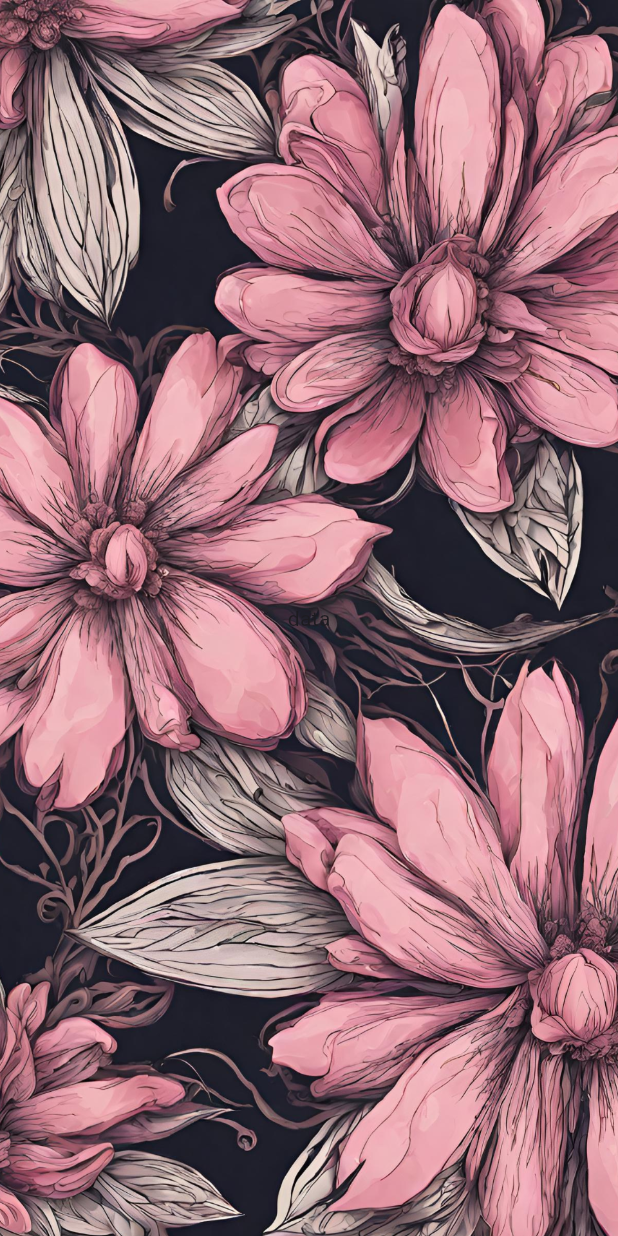
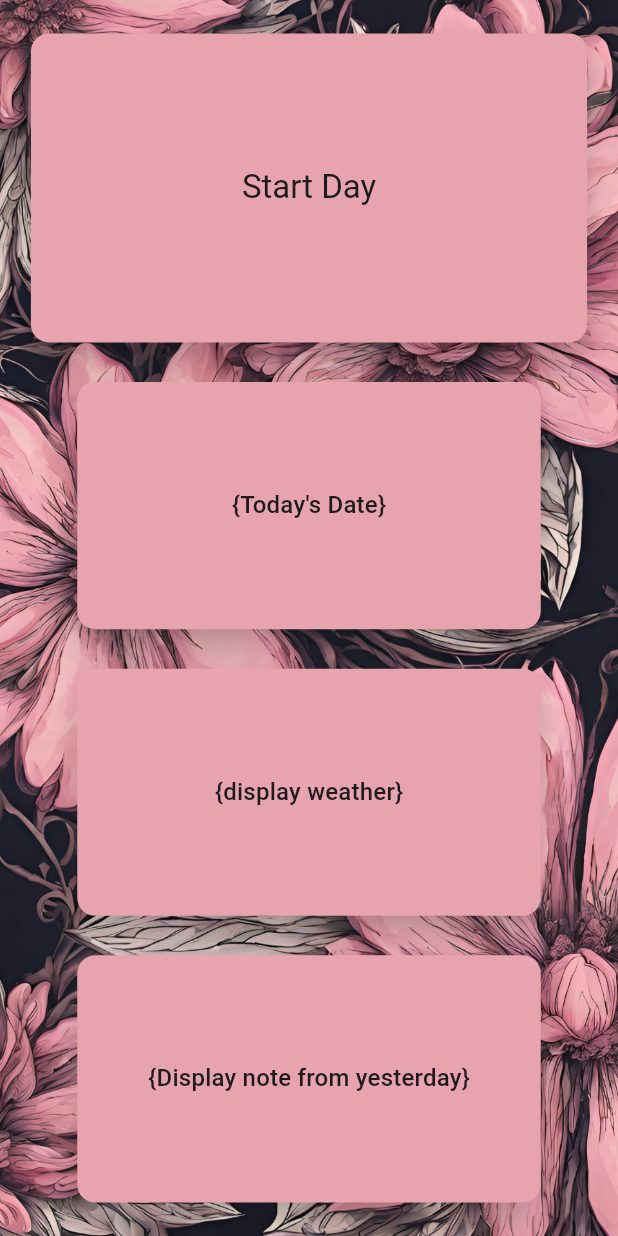
Before and after one commit to Hayley-Smith/lattice, a Flutter app: the screen it shows after launch, on a phone screen of 412 x 824 dp. Run offline on Flutter 3.47's test engine with Material 3 defaults, Android fonts, the phone set to English and light mode, and no system bars; our stand-ins replace firebase_core; accounts and stored records are empty; generated files the repository leaves out were written again.

Commit message:
added basic layout to homepage

```diff
--- a/lib/UI/homepage.dart
+++ b/lib/UI/homepage.dart
@@ -1,4 +1,8 @@
 import 'package:flutter/material.dart';
+import 'package:lattice/UI/widgets/date_card.dart';
+import 'package:lattice/UI/widgets/note_from_yesterday.dart';
+import 'package:lattice/UI/widgets/start_day_button.dart';
+import 'package:lattice/UI/widgets/weather_card.dart';
 
 class Homepage extends StatefulWidget {
   const Homepage({super.key});
@@ -18,7 +22,17 @@ class _HomepageState extends State<Homepage> {
             fit: BoxFit.cover,
           ),
         ),
-        child: Center(child: const Text("data")),
+        child: const Center(
+          child: Column(
+            mainAxisAlignment: MainAxisAlignment.spaceEvenly,
+            children: [
+              StartDayButton(),
+              DateCard(),
+              WeatherCard(),
+              NoteFromYesterdayCard(),
+            ],
+          ),
+        ),
       ),
     );
   }
--- /dev/null
+++ b/lib/UI/widgets/date_card.dart
@@ -0,0 +1,28 @@
+import 'package:flutter/material.dart';
+
+class DateCard extends StatelessWidget {
+  const DateCard({
+    super.key,
+  });
+
+  @override
+  Widget build(BuildContext context) {
+    return InkWell(
+      child: Card(
+        elevation: 10,
+        shadowColor: Colors.black87,
+        color: Theme.of(context).cardColor,
+        child: SizedBox(
+          height: MediaQuery.of(context).size.height * .2,
+          width: MediaQuery.of(context).size.width * .75,
+          child: Center(
+            child: Padding(
+              padding: const EdgeInsets.all(8.0),
+              child: Text("{Today's Date}",style: Theme.of(context).textTheme.titleMedium,),
+            ),
+          ),
+        ),
+      ),
+    );
+  }
+}
--- /dev/null
+++ b/lib/UI/widgets/note_from_yesterday.dart
@@ -0,0 +1,28 @@
+import 'package:flutter/material.dart';
+
+class NoteFromYesterdayCard extends StatelessWidget {
+  const NoteFromYesterdayCard({
+    super.key,
+  });
+
+  @override
+  Widget build(BuildContext context) {
+    return  InkWell(
+      child: Card(
+        elevation: 10,
+        shadowColor: Colors.black87,
+        color: Theme.of(context).cardColor,
+        child: SizedBox(
+          height: MediaQuery.of(context).size.height * .2,
+          width: MediaQuery.of(context).size.width * .75,
+          child: Center(
+            child: Padding(
+              padding: const EdgeInsets.all(8.0),
+              child: Text("{Display note from yesterday}",style: Theme.of(context).textTheme.titleMedium,),
+            ),
+          ),
+        ),
+      ),
+    );
+  }
+}
--- /dev/null
+++ b/lib/UI/widgets/start_day_button.dart
@@ -0,0 +1,28 @@
+import 'package:flutter/material.dart';
+
+class StartDayButton extends StatelessWidget {
+  const StartDayButton({
+    super.key,
+  });
+
+  @override
+  Widget build(BuildContext context) {
+    return InkWell(
+      child: Card(
+        elevation: 10,
+        shadowColor: Colors.black87,
+        color: Theme.of(context).cardColor,
+        child: SizedBox(
+          height: MediaQuery.of(context).size.height * .25,
+          width: MediaQuery.of(context).size.width * .9,
+          child: Center(
+            child: Padding(
+              padding: const EdgeInsets.all(8.0),
+              child: Text("Start Day",style: Theme.of(context).textTheme.titleLarge,),
+            ),
+          ),
+        ),
+      ),
+    );
+  }
+}
--- /dev/null
+++ b/lib/UI/widgets/weather_card.dart
@@ -0,0 +1,28 @@
+import 'package:flutter/material.dart';
+
+class WeatherCard extends StatelessWidget {
+  const WeatherCard({
+    super.key,
+  });
+
+  @override
+  Widget build(BuildContext context) {
+    return InkWell(
+      child: Card(
+        elevation: 10,
+        shadowColor: Colors.black87,
+        color: Theme.of(context).cardColor,
+        child: SizedBox(
+          height: MediaQuery.of(context).size.height * .2,
+          width: MediaQuery.of(context).size.width * .75,
+          child: Center(
+            child: Padding(
+              padding: const EdgeInsets.all(8.0),
+              child: Text("{display weather}",style: Theme.of(context).textTheme.titleMedium,),
+            ),
+          ),
+        ),
+      ),
+    );
+  }
+}
--- a/lib/lattice_app.dart
+++ b/lib/lattice_app.dart
@@ -12,6 +12,9 @@ class LatticeApp extends StatefulWidget {
 class _LatticeAppState extends State<LatticeApp> {
   @override
   Widget build(BuildContext context) {
-    return const MaterialApp(home: Homepage(),);
+    return MaterialApp(
+      theme: ThemeData(cardColor: const Color.fromRGBO(231, 163, 174, 1)),
+      home: const Homepage(),
+    );
   }
 }
```
